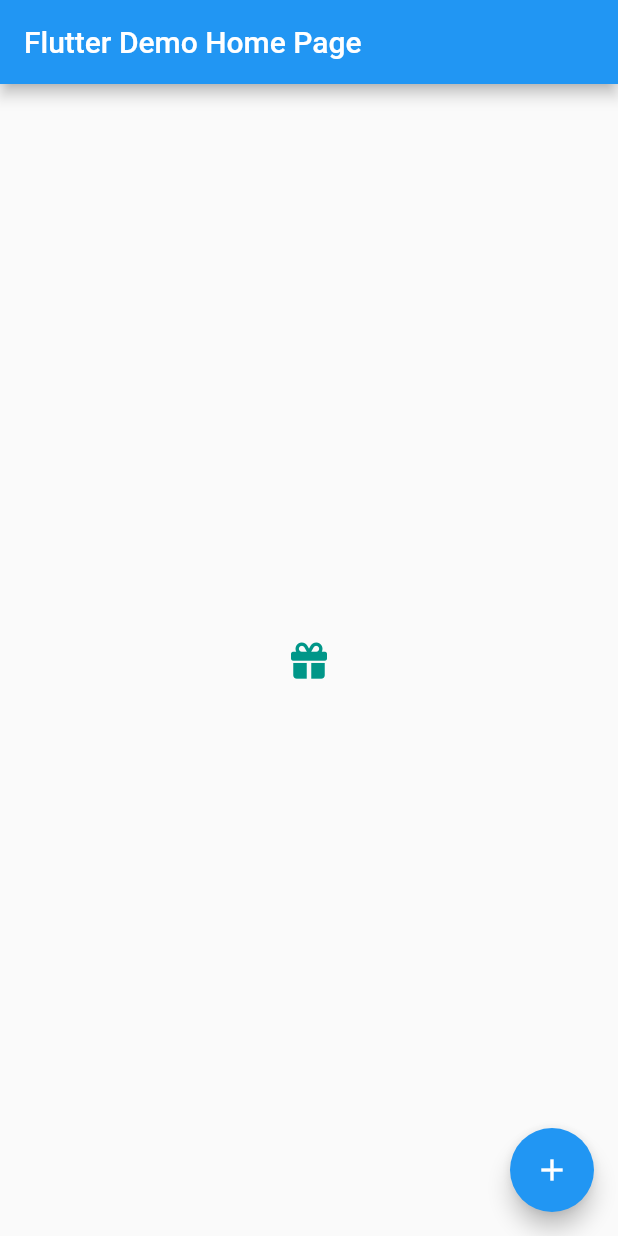
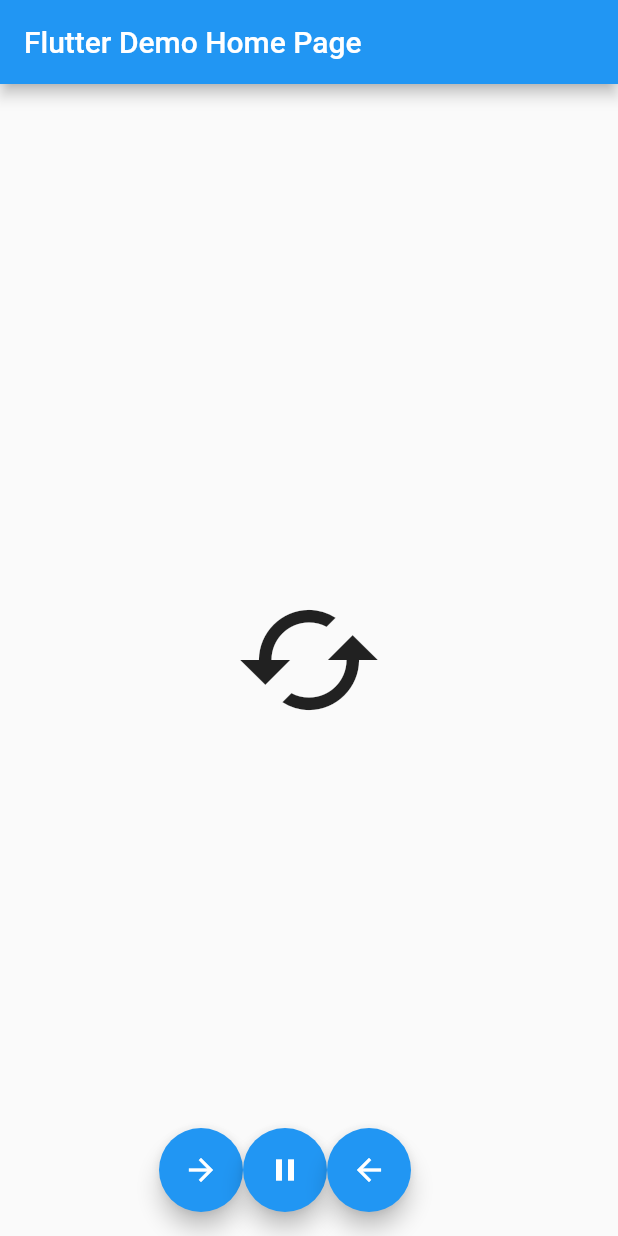
Before and after one commit to sisi0808/flutter_sample_app, a Flutter app: the screen it shows after launch, on a phone screen of 412 x 824 dp. Run offline on Flutter 3.47's test engine with Material 2 defaults, Android fonts, the phone set to English and light mode, and no system bars.

Commit message:
Finish Chapter2-5

```diff
--- a/lib/main.dart
+++ b/lib/main.dart
@@ -1,5 +1,5 @@
+import 'dart:math';
 import 'package:flutter/material.dart';
-import 'package:font_awesome_flutter/font_awesome_flutter.dart';
 
 // 1. エントリーポイントのmain関数
 void main() {
@@ -32,105 +32,74 @@ class MyHomePage extends StatefulWidget {
   State<MyHomePage> createState() => _MyHomePageState();
 }
 
-class _MyHomePageState extends State<MyHomePage> {
-  int _counter = 0;
-  // String _type = "偶数";
-  // Color _color = Colors.blue;
+// main関数、MyApp、MyHomePageはデフォルトから変更がないため省略
 
-  // 5. カウンタが押された時のメソッド
-  void _incrementCounter() {
+class _MyHomePageState extends State<MyHomePage> with TickerProviderStateMixin {
+  late AnimationController _animationController;
+  late Animation _animation;
+
+  // 再生
+  _forward() async {
     setState(() {
-      _counter++;
-      // if (_counter % 2 == 0) {
-      //   _type = "偶数";
-      //   _color = Colors.blue;
-      // } else {
-      //   _type = "奇数";
-      //   _color = Colors.red;
-      // }
+      _animationController.forward();
     });
+  }
+
+  // 停止
+  _stop() async {
+    setState(() {
+      _animationController.stop();
+    });
+  }
+
+  // 逆再生
+  _reverse() async {
+    setState(() {
+      _animationController.reverse();
+    });
+  }
+
+  // 生成
+  @override
+  void initState() {
+    super.initState();
+    _animationController =
+        AnimationController(vsync: this, duration: const Duration(seconds: 1));
+    _animation = _animationController.drive(Tween(begin: 0.0, end: 2.0 * pi));
+  }
+
+  // 破棄
+  @override
+  void dispose() {
+    _animationController.dispose();
+    super.dispose();
   }
 
   @override
   Widget build(BuildContext context) {
-    // 4. MyHomePageの画面を構築する部分
     return Scaffold(
-      // 画面上部のタイトル部分
       appBar: AppBar(
         title: Text(widget.title),
-        //   title: Row(
-        // children: const [
-        //   Icon(Icons.create),
-        //   Text("初めてのタイトル"),
-        // ],
-        // )
       ),
-      // body: Text("HellowWorld"),
-      // body: Column(
-      // children: [
-      //   const Text("Hello World"),
-      //   const Text("ハロー・ワールド"),
-      //   TextButton(
-      //     onPressed: () => {print("ボタンが押された")},
-      //     child: const Text("テキストボタン"),
-      //   ),
-      //   Row(
-      //     mainAxisAlignment: MainAxisAlignment.spaceAround,
-      //     children: const [
-      //       Icon(
-      //         Icons.favorite,
-      //         color: Colors.pink,
-      //         size: 24.0,
-      //       ),
-      //       Icon(
-      //         Icons.audiotrack,
-      //         color: Colors.green,
-      //         size: 30.0,
-      //       ),
-      //       Icon(
-      //         Icons.beach_access,
-      //         color: Colors.blue,
-      //         size: 36.0,
-      //       )
-      //     ],
-      //   )
-      // ],
-//           ),
-//       floatingActionButton: FloatingActionButton(
-//           onPressed: () => {print("押したね？")},
-//           tooltip: 'Increment',
-//           child: const Icon(Icons.timer)),
-//       drawer: const Drawer(child: Center(child: Text("Drawer"))),
-//       endDrawer: const Drawer(child: Center(child: Text("Drawer"))),
-//     );
-//   }
-// }
       body: Center(
-          // child: Column(
-          //   mainAxisAlignment: MainAxisAlignment.center,
-          //   children: <Widget>[
-          //     // 画面の中央に表示されるテキスト
-          //     const Text(
-          //       'You have pushed the button this many times:',
-          //     ),
-          //     // テキストの下に表示されるカウンタ値
-          //     Text(
-          //       '$_counter',
-          //       style: Theme.of(context).textTheme.headline4,
-          //     ),
-          //     // Text('$_type', style: TextStyle(fontSize: 20, color: _color)),
-          //     if (_counter % 2 == 0)
-          //       const Text('偶数です',
-          //           style: TextStyle(fontSize: 20, color: Colors.red))
-          //   ],
-          // ),
-          child: Icon(FontAwesomeIcons.gift, color: Colors.teal)),
-      // 右下の「+」ボタンに対応するフローティングアクションボタン
-      floatingActionButton: FloatingActionButton(
-        onPressed: _incrementCounter,
-        tooltip: 'Increment',
-        child: const Icon(Icons.add),
+        child: AnimatedBuilder(
+          animation: _animation,
+          builder: (context, _) {
+            return Transform.rotate(
+                angle: _animation.value,
+                child: const Icon(Icons.cached, size: 100));
+          },
+        ),
       ),
+      // 再生、停止、逆再生のボタン
+      floatingActionButton:
+          Row(mainAxisAlignment: MainAxisAlignment.center, children: [
+        FloatingActionButton(
+            onPressed: _forward, child: const Icon(Icons.arrow_forward)),
+        FloatingActionButton(onPressed: _stop, child: const Icon(Icons.pause)),
+        FloatingActionButton(
+            onPressed: _reverse, child: const Icon(Icons.arrow_back)),
+      ]),
     );
   }
 }
```
